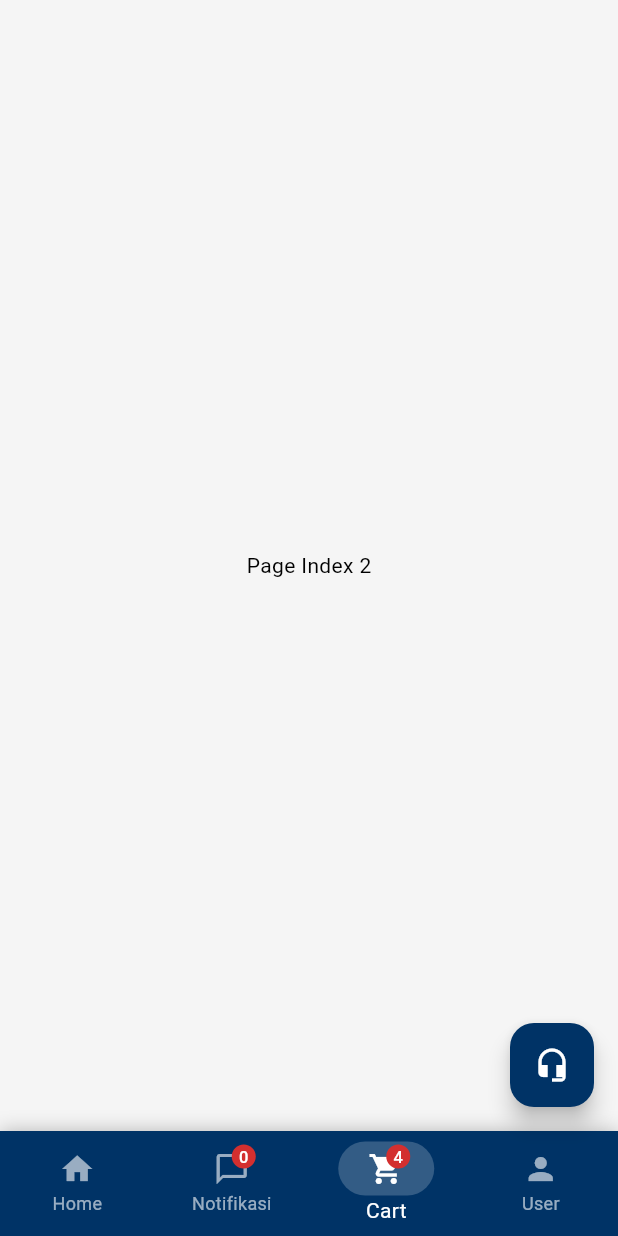
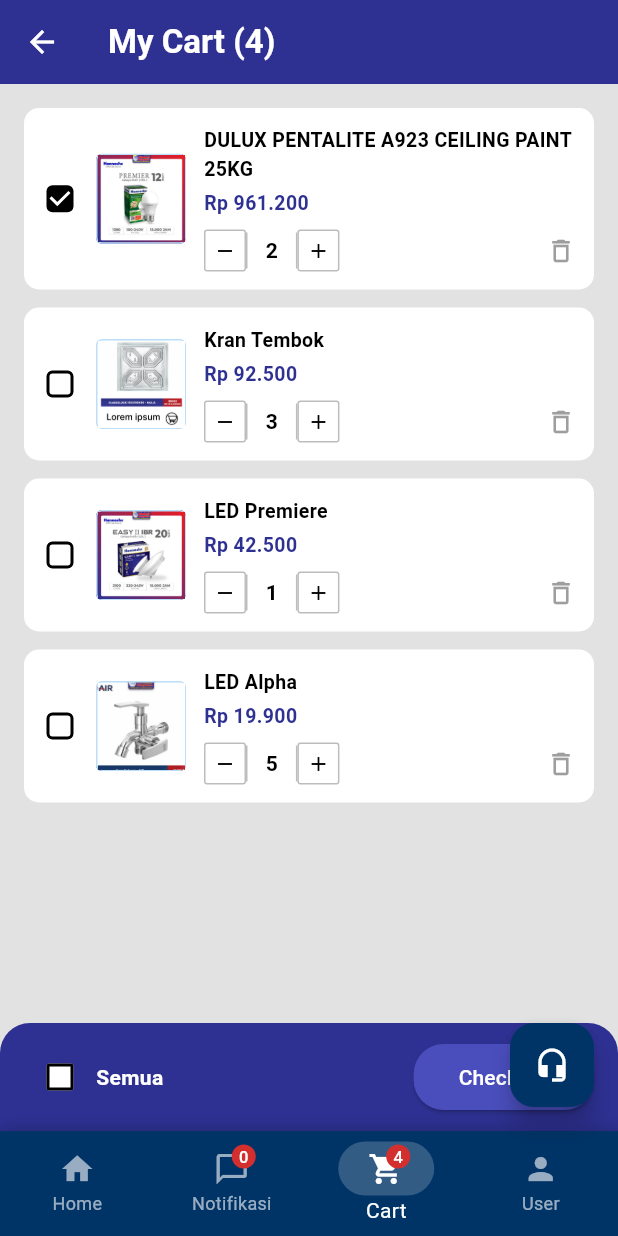
Before and after one commit to va11h411a/Global_bangunan_app, a Flutter app: the screen it shows after launch, item 3 of the bottom bar chosen, on a phone screen of 412 x 824 dp. Run offline on Flutter 3.47's test engine with Material 3 defaults, Android fonts, the phone set to English and light mode, and no system bars.

Commit message:
menambahkan page cart

```diff
--- /dev/null
+++ b/lib/screens/cart_screen.dart
@@ -0,0 +1,244 @@
+import 'package:flutter/material.dart';
+
+class CartScreen extends StatelessWidget {
+  const CartScreen({super.key});
+
+  @override
+  Widget build(BuildContext context) {
+    return Scaffold(
+      backgroundColor: const Color(0xFFE2E2E2), // Background #e2e2e2
+      appBar: AppBar(
+        leading: IconButton(
+          icon: const Icon(Icons.arrow_back, color: Colors.white),
+          onPressed: () {
+            // Handle back navigation if needed, or if pushed on stack
+          },
+        ),
+        title: const Text(
+          'My Cart (4)',
+          style: TextStyle(color: Colors.white, fontWeight: FontWeight.bold),
+        ),
+        backgroundColor: const Color(0xFF2E3192), // AppBar #2E3192
+        elevation: 0,
+      ),
+      body: Column(
+        children: [
+          Expanded(
+            child: ListView(
+              padding: const EdgeInsets.all(16),
+              children: [
+                _buildCartItem(
+                  title: 'DULUX PENTALITE A923 CEILING PAINT 25KG',
+                  price: 'Rp 961.200',
+                  qty: 2,
+                  isChecked: true,
+                  imagePath: 'assets/produk_2.png',
+                ),
+                _buildCartItem(
+                  title: 'Kran Tembok',
+                  price: 'Rp 92.500',
+                  qty: 3,
+                  isChecked: false,
+                  imagePath: 'assets/produk_1.png',
+                ),
+                _buildCartItem(
+                  title: 'LED Premiere',
+                  price: 'Rp 42.500',
+                  qty: 1,
+                  isChecked: false,
+                  imagePath: 'assets/produk_4.png',
+                ),
+                _buildCartItem(
+                  title: 'LED Alpha',
+                  price: 'Rp 19.900',
+                  qty: 5,
+                  isChecked: false,
+                  imagePath: 'assets/produk_5.png',
+                ),
+              ],
+            ),
+          ),
+          _buildBottomCheckoutSection(context),
+        ],
+      ),
+    );
+  }
+
+  Widget _buildCartItem({
+    required String title,
+    required String price,
+    required int qty,
+    required bool isChecked,
+    required String imagePath,
+  }) {
+    return Container(
+      margin: const EdgeInsets.only(bottom: 12),
+      padding: const EdgeInsets.all(12),
+      decoration: BoxDecoration(
+        color: Colors.white,
+        borderRadius: BorderRadius.circular(10),
+      ),
+      child: Row(
+        crossAxisAlignment: CrossAxisAlignment.center,
+        children: [
+          // Checkbox
+          SizedBox(
+            width: 24,
+            height: 24,
+            child: Checkbox(
+              value: isChecked,
+              onChanged: (val) {},
+              activeColor: Colors.black, // Adjust as per design
+              shape: RoundedRectangleBorder(
+                borderRadius: BorderRadius.circular(4),
+              ),
+            ),
+          ),
+          const SizedBox(width: 12),
+          // Product Image
+          Container(
+            width: 60,
+            height: 60,
+            decoration: BoxDecoration(
+              border: Border.all(color: Colors.blue.shade100),
+              borderRadius: BorderRadius.circular(4),
+              image: DecorationImage(
+                image: AssetImage(
+                  imagePath,
+                ), // Use placeholder if asset doesn't exist
+                fit: BoxFit.cover,
+                onError: (exception, stackTrace) {
+                  // Fallback if image not found
+                },
+              ),
+            ),
+            child: Image.asset(
+              imagePath,
+              fit: BoxFit.cover,
+              errorBuilder: (c, o, s) => const Icon(Icons.image),
+            ),
+          ),
+          const SizedBox(width: 12),
+          // Details
+          Expanded(
+            child: Column(
+              crossAxisAlignment: CrossAxisAlignment.start,
+              children: [
+                Text(
+                  title,
+                  maxLines: 2,
+                  overflow: TextOverflow.ellipsis,
+                  style: const TextStyle(
+                    fontWeight: FontWeight.bold,
+                    fontSize: 13,
+                  ),
+                ),
+                const SizedBox(height: 4),
+                Text(
+                  price,
+                  style: const TextStyle(
+                    color: Color(0xFF2E3192),
+                    fontWeight: FontWeight.bold,
+                    fontSize: 13,
+                  ),
+                ),
+                const SizedBox(height: 8),
+                Row(
+                  children: [
+                    // Quantity Controls
+                    _buildQtyButton(Icons.remove),
+                    Container(
+                      padding: const EdgeInsets.symmetric(
+                        horizontal: 12,
+                        vertical: 2,
+                      ),
+                      decoration: BoxDecoration(
+                        border: Border.symmetric(
+                          vertical: BorderSide(color: Colors.grey.shade400),
+                        ),
+                      ),
+                      child: Text(
+                        '$qty',
+                        style: const TextStyle(fontWeight: FontWeight.bold),
+                      ),
+                    ),
+                    _buildQtyButton(Icons.add),
+                    const Spacer(),
+                    const Icon(
+                      Icons.delete_outline,
+                      color: Colors.grey,
+                      size: 20,
+                    ),
+                  ],
+                ),
+              ],
+            ),
+          ),
+        ],
+      ),
+    );
+  }
+
+  Widget _buildQtyButton(IconData icon) {
+    return Container(
+      width: 28,
+      height: 28,
+      decoration: BoxDecoration(
+        border: Border.all(color: Colors.grey.shade400),
+        borderRadius: BorderRadius.circular(2),
+      ),
+      child: Icon(icon, size: 16, color: Colors.black),
+    );
+  }
+
+  Widget _buildBottomCheckoutSection(BuildContext context) {
+    return Container(
+      padding: const EdgeInsets.symmetric(horizontal: 16, vertical: 12),
+      decoration: const BoxDecoration(
+        color: Color(0xFF2E3192), // Dark Blue footer
+        borderRadius: BorderRadius.vertical(top: Radius.circular(20)),
+      ),
+      child: SafeArea(
+        child: Row(
+          children: [
+            Checkbox(
+              value: false,
+              onChanged: (val) {},
+              fillColor: WidgetStateProperty.resolveWith(
+                (states) => Colors.white,
+              ),
+              checkColor: const Color(0xFF2E3192),
+            ),
+            const Text(
+              'Semua',
+              style: TextStyle(
+                color: Colors.white,
+                fontWeight: FontWeight.bold,
+              ),
+            ),
+            const Spacer(),
+            ElevatedButton(
+              onPressed: () {},
+              style: ElevatedButton.styleFrom(
+                backgroundColor: const Color(
+                  0xFF4A4EBD,
+                ), // Lighter blue for button
+                shape: RoundedRectangleBorder(
+                  borderRadius: BorderRadius.circular(20),
+                ),
+                padding: const EdgeInsets.symmetric(
+                  horizontal: 30,
+                  vertical: 12,
+                ),
+              ),
+              child: const Text(
+                'Checkout',
+                style: TextStyle(color: Colors.white),
+              ),
+            ),
+          ],
+        ),
+      ),
+    );
+  }
+}
--- a/lib/screens/home_screen.dart
+++ b/lib/screens/home_screen.dart
@@ -2,6 +2,8 @@
 import 'package:global_bangunan_app/components/product_item.dart';
 import 'package:global_bangunan_app/components/brand_logo.dart';
 import 'package:global_bangunan_app/screens/notification_screen.dart';
+
+import 'package:global_bangunan_app/screens/cart_screen.dart';
 
 class HomeScreen extends StatefulWidget {
   const HomeScreen({super.key});
@@ -27,6 +29,8 @@
       bodyContent = _buildHomeBody();
     } else if (_selectedIndex == 1) {
       bodyContent = const NotificationScreen();
+    } else if (_selectedIndex == 2) {
+      bodyContent = const CartScreen();
     } else {
       // Placeholder for other tabs
       bodyContent = Center(child: Text('Page Index $_selectedIndex'));
```
